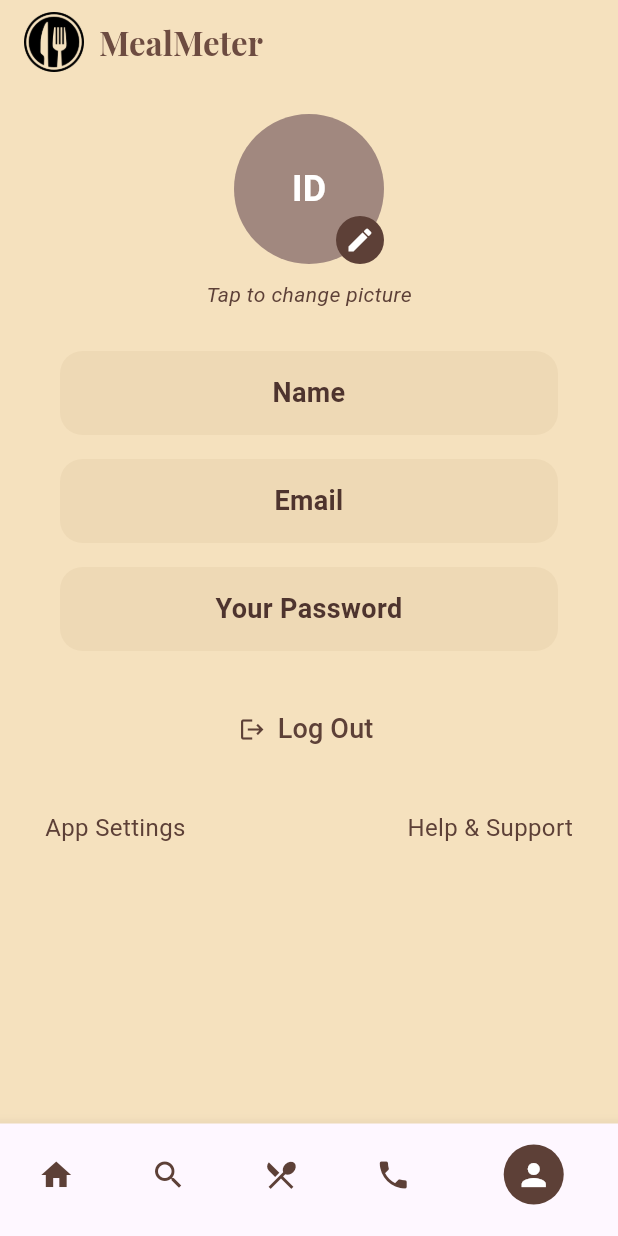
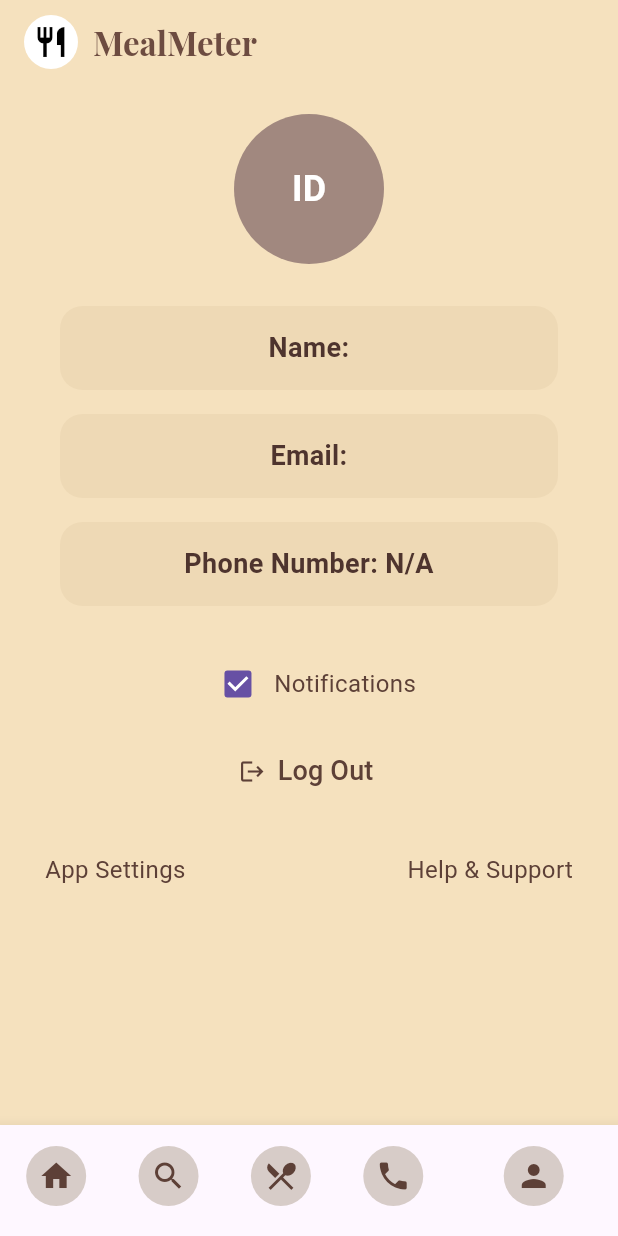
Before and after one commit to Ternard/pics, a Flutter app: the ContactUsScreen screen opened by its route, item 5 of the bottom bar chosen, on a phone screen of 412 x 824 dp. Run offline on Flutter 3.47's test engine with Material 3 defaults, Android fonts, the phone set to English and light mode, and no system bars; our stand-ins replace google_fonts, image_picker, supabase_flutter; accounts and stored records are empty; network calls fail.

Commit message:
Your message

```diff
--- a/lib/contact_us.dart
+++ b/lib/contact_us.dart
@@ -90,7 +90,7 @@ class ContactUsScreen extends StatelessWidget {
               ),
               const SizedBox(height: 5),
               Text(
-                "+254 708 756 456",
+                "+254 791 192 168",
                 style: TextStyle(fontSize: 14, color: Colors.brown[700]),
               ),
 
--- a/lib/profile.dart
+++ b/lib/profile.dart
@@ -1,54 +1,28 @@
 import 'package:flutter/material.dart';
 import 'package:google_fonts/google_fonts.dart';
-import 'package:image_picker/image_picker.dart'; // For image picking
-import 'dart:io'; // For handling file paths
+import 'package:supabase_flutter/supabase_flutter.dart'; // Import Supabase
 
-class ProfileScreen extends StatefulWidget {
+class ProfileScreen extends StatelessWidget {
   const ProfileScreen({super.key});
 
   @override
-  _ProfileScreenState createState() => _ProfileScreenState();
-}
+  Widget build(BuildContext context) {
+    final user = Supabase.instance.client.auth.currentUser;
 
-class _ProfileScreenState extends State<ProfileScreen> {
-  File? _image; // To store the selected image
-  String? _password; // To store the password passed from sign_up.dart
-
-  @override
-  void didChangeDependencies() {
-    super.didChangeDependencies();
-    // Retrieve the password passed from sign_up.dart
-    _password = ModalRoute.of(context)!.settings.arguments as String?;
-  }
-
-  // Function to pick an image from the device
-  Future<void> _pickImage() async {
-    final picker = ImagePicker();
-    final pickedFile = await picker.pickImage(source: ImageSource.gallery);
-
-    if (pickedFile != null) {
-      setState(() {
-        _image = File(pickedFile.path); // Set the selected image
-      });
-    }
-  }
-
-  @override
-  Widget build(BuildContext context) {
     return Scaffold(
-      backgroundColor: const Color(0xFFF5E1BE), // Beige background
+      backgroundColor: Color(0xFFF5E1BE), // Beige background
       appBar: AppBar(
-        backgroundColor: const Color(0xFFF5E1BE),
+        backgroundColor: Color(0xFFF5E1BE),
         elevation: 0,
         automaticallyImplyLeading: false, // Remove back button
         title: Row(
           children: [
-            Image.asset(
-              'assets/logo.png', // Replace with your logo asset
-              width: 40,
-              height: 40,
+            CircleAvatar(
+              backgroundColor: Colors.white,
+              radius: 18,
+              child: Icon(Icons.restaurant, color: Colors.black), // Placeholder for logo
             ),
-            const SizedBox(width: 10),
+            SizedBox(width: 10),
             Text(
               "MealMeter",
               style: GoogleFonts.playfairDisplay(
@@ -60,77 +34,52 @@ class _ProfileScreenState extends State<ProfileScreen> {
           ],
         ),
       ),
-      body: SingleChildScrollView(
-        child: Column(
+      body: Column(
         crossAxisAlignment: CrossAxisAlignment.center,
         children: [
-            const SizedBox(height: 20),
+          SizedBox(height: 20),
 
-            // Profile ID Circle with Image Picker
-            GestureDetector(
-              onTap: _pickImage, // Allow user to pick an image
-              child: Stack(
-                alignment: Alignment.bottomRight, // Align the edit icon to the bottom right
-                children: [
+          // Profile ID Circle
           CircleAvatar(
             radius: 50,
             backgroundColor: Colors.brown[300],
-                    backgroundImage: _image != null ? FileImage(_image!) : null, // Display selected image
-                    child: _image == null
-                        ? Text(
+            child: Text(
               "ID",
               style: TextStyle(fontSize: 24, fontWeight: FontWeight.bold, color: Colors.white),
-                    )
-                        : null, // Hide text if image is selected
-                  ),
-                  // Edit Icon
-                  Container(
-                    padding: const EdgeInsets.all(6),
-                    decoration: BoxDecoration(
-                      color: Colors.brown[700], // Dark brown background for the edit icon
-                      shape: BoxShape.circle,
-                    ),
-                    child: Icon(
-                      Icons.edit,
-                      size: 20,
-                      color: Colors.white, // White edit icon
             ),
           ),
+          SizedBox(height: 20),
+
+          // Profile Information Fields
+          ProfileField(text: "Name: ${user?.email ?? 'N/A'}"),
+          ProfileField(text: "Email: ${user?.email ?? 'N/A'}"),
+          ProfileField(text: "Phone Number: N/A"),
+          SizedBox(height: 20),
+
+          // Notifications Toggle
+          Row(
+            mainAxisAlignment: MainAxisAlignment.center,
+            children: [
+              Checkbox(value: true, onChanged: (value) {}), // Default checked
+              Text("Notifications", style: TextStyle(fontSize: 16, color: Colors.brown[700])),
             ],
           ),
-            ),
-            const SizedBox(height: 10),
-            // Hint text to indicate the picture is editable
-            Text(
-              "Tap to change picture",
-              style: TextStyle(
-                fontSize: 14,
-                color: Colors.brown[700],
-                fontStyle: FontStyle.italic,
-              ),
-            ),
-            const SizedBox(height: 20),
-
-            // Profile Information Fields
-            ProfileField(text: "Name"),
-            ProfileField(text: "Email"),
-            ProfileField(text: _password ?? "Your Password"), // Display the password or a placeholder
-            const SizedBox(height: 20),
+          SizedBox(height: 10),
 
           // Logout Button
           TextButton.icon(
             onPressed: () {
-                // Logout function: Navigate to the login page
-                Navigator.pushNamedAndRemoveUntil(context, '/login', (route) => false);
+              Supabase.instance.client.auth.signOut();
+              Navigator.pushNamed(context, '/login');
             },
             icon: Icon(Icons.logout, color: Colors.brown[700]),
             label: Text("Log Out", style: TextStyle(fontSize: 18, color: Colors.brown[700])),
           ),
-            const SizedBox(height: 30),
+          SizedBox(height: 30),
 
           // App Settings & Help
           Padding(
-              padding: const EdgeInsets.symmetric(horizontal: 30),
+            padding: EdgeInsets.symmetric(horizontal: 30),
             child: Row(
               mainAxisAlignment: MainAxisAlignment.spaceBetween,
               children: [
@@ -139,25 +88,17 @@ class _ProfileScreenState extends State<ProfileScreen> {
               ],
             ),
           ),
-            const SizedBox(height: 20),
         ],
-        ),
       ),
 
       // Bottom Navigation Bar
-      bottomNavigationBar: _buildBottomNavigationBar(4, context),
-    );
-  }
-
-  // Bottom Navigation Bar
-  Widget _buildBottomNavigationBar(int currentIndex, BuildContext context) {
-    return BottomNavigationBar(
-      backgroundColor: const Color(0xFFF5E1BE), // Beige background
+      bottomNavigationBar: BottomNavigationBar(
+        backgroundColor: Color(0xFFF5E1BE), // Beige background
         selectedItemColor: Colors.brown[700], // Darker icon color when selected
         unselectedItemColor: Colors.brown[400], // Lighter icon color when unselected
         showSelectedLabels: false,
         showUnselectedLabels: false,
-      currentIndex: currentIndex,
+        currentIndex: 4, // Profile is selected by default
         onTap: (index) {
           switch (index) {
             case 0:
@@ -178,30 +119,63 @@ class _ProfileScreenState extends State<ProfileScreen> {
           }
         },
         items: [
-        _buildBottomNavigationBarItem(Icons.home, 0, currentIndex),
-        _buildBottomNavigationBarItem(Icons.search, 1, currentIndex),
-        _buildBottomNavigationBarItem(Icons.restaurant_menu, 2, currentIndex),
-        _buildBottomNavigationBarItem(Icons.phone, 3, currentIndex),
-        _buildBottomNavigationBarItem(Icons.person, 4, currentIndex),
-      ],
-    );
-  }
-
-  // Bottom Navigation Bar Item
-  BottomNavigationBarItem _buildBottomNavigationBarItem(IconData icon, int index, int currentIndex) {
-    return BottomNavigationBarItem(
+          BottomNavigationBarItem(
             icon: Container(
-        padding: const EdgeInsets.all(8),
+              padding: EdgeInsets.all(8),
               decoration: BoxDecoration(
                 shape: BoxShape.circle,
-          color: currentIndex == index ? Colors.brown[700] : Colors.transparent, // Dark circle when selected
+                color: Colors.brown[100], // Lighter circle around the icon
               ),
-        child: Icon(
-          icon,
-          color: currentIndex == index ? Colors.white : Colors.brown[700], // Lighter icon when selected
+              child: Icon(Icons.home, color: Colors.brown[700]), // Darker icon
             ),
+            label: "Home",
           ),
-      label: "",
+          BottomNavigationBarItem(
+            icon: Container(
+              padding: EdgeInsets.all(8),
+              decoration: BoxDecoration(
+                shape: BoxShape.circle,
+                color: Colors.brown[100], // Lighter circle around the icon
+              ),
+              child: Icon(Icons.search, color: Colors.brown[700]), // Darker icon
+            ),
+            label: "Search",
+          ),
+          BottomNavigationBarItem(
+            icon: Container(
+              padding: EdgeInsets.all(8),
+              decoration: BoxDecoration(
+                shape: BoxShape.circle,
+                color: Colors.brown[100], // Lighter circle around the icon
+              ),
+              child: Icon(Icons.restaurant_menu, color: Colors.brown[700]), // Darker icon
+            ),
+            label: "Menu",
+          ),
+          BottomNavigationBarItem(
+            icon: Container(
+              padding: EdgeInsets.all(8),
+              decoration: BoxDecoration(
+                shape: BoxShape.circle,
+                color: Colors.brown[100], // Lighter circle around the icon
+              ),
+              child: Icon(Icons.phone, color: Colors.brown[700]), // Darker icon
+            ),
+            label: "Call",
+          ),
+          BottomNavigationBarItem(
+            icon: Container(
+              padding: EdgeInsets.all(8),
+              decoration: BoxDecoration(
+                shape: BoxShape.circle,
+                color: Colors.brown[100], // Lighter circle around the icon
+              ),
+              child: Icon(Icons.person, color: Colors.brown[700]), // Darker icon
+            ),
+            label: "Profile",
+          ),
+        ],
+      ),
     );
   }
 }
@@ -215,11 +189,11 @@ class ProfileField extends StatelessWidget {
   @override
   Widget build(BuildContext context) {
     return Container(
-      margin: const EdgeInsets.symmetric(vertical: 8, horizontal: 40),
-      padding: const EdgeInsets.all(15),
+      margin: EdgeInsets.symmetric(vertical: 8, horizontal: 40),
+      padding: EdgeInsets.all(15),
       width: double.infinity,
       decoration: BoxDecoration(
-        color: const Color(0xFFEED9B5),
+        color: Color(0xFFEED9B5),
         borderRadius: BorderRadius.circular(15),
       ),
       child: Text(
```
Also changed, not shown: lib/home.dart (+7 -3 lines), lib/login.dart (+96 -47 lines), lib/main.dart (+13 -1 lines), lib/new_meal.dart (+38 -4 lines), lib/sign_up.dart (+69 -72 lines), pubspec.yaml (+11 -1 lines), assets/chicken_wings.jpg (added), assets/cjs.jpg (added), assets/shawarma.jpg (added), assets/shawarma_food.jpg (added), assets/steak_plate.jpg (added), pubspec.lock, 5 other files. Lines whose indentation alone changed are shown as unchanged.
